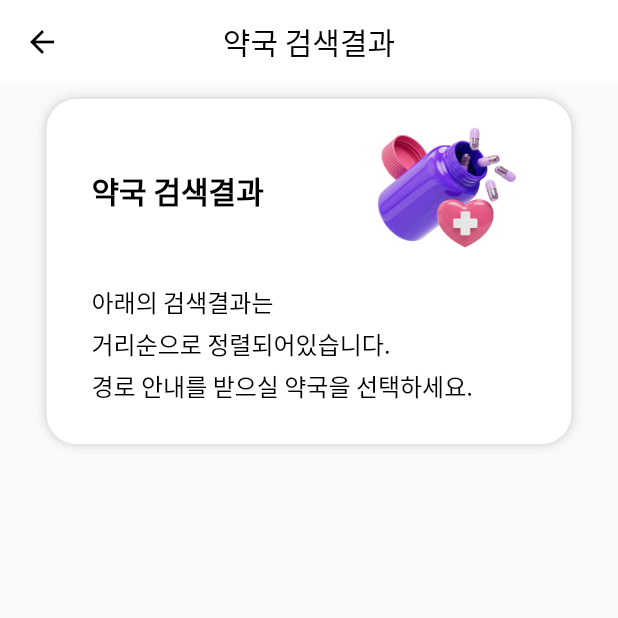
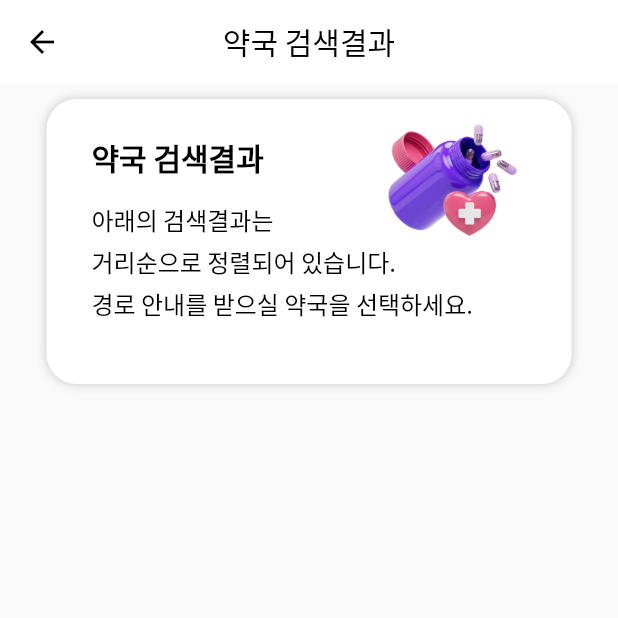
Before and after one commit to GDSC-SWU/2023-Medisight-SolutionChallenge, a Flutter app: the MapScreen screen opened directly, on a phone screen of 412 x 824 dp, the top half of it. Run offline on Flutter 3.47's test engine with Material 2 defaults, Android fonts, the phone set to English and light mode, and no system bars; our stand-ins replace assets_audio_player, camera, cloud_firestore, firebase_auth, firebase_core, flutter_tts and 7 more; missing offline and left inert: android_alarm_manager_plus, flutter_beep, flutter_qr_bar_scanner, flutter_ringtone_player, flutter_vibrate, google_mlkit_barcode_scanning; accounts and stored records are empty; statements that could not run were skipped.

Commit message:
MDS-113 fix: Change map screen asset to absolute position

```diff
--- a/medisight/lib/screen/map_screen.dart
+++ b/medisight/lib/screen/map_screen.dart
@@ -143,15 +143,14 @@ class _MapScreenState extends State<MapScreen> {
                 padding: const EdgeInsets.only(
                     left: 30, top: 0, right: 16, bottom: 20),
                 width: 350,
-                height: 230,
-                child: Column(
+                height: 190,
+                child: Stack(
                   // mainAxisAlignment: MainAxisAlignment.center,
+                  children: [
+                    Column(
                         crossAxisAlignment: CrossAxisAlignment.start,
                         children: [
-                    Row(
-                      crossAxisAlignment: CrossAxisAlignment.center,
-                      mainAxisAlignment: MainAxisAlignment.spaceBetween,
-                      children: [
+                          const SizedBox(height: 20),
                           Text(
                             '약국 검색결과',
                             style: TextStyle(
@@ -162,18 +161,22 @@ class _MapScreenState extends State<MapScreen> {
                                 fontSize: 20,
                                 height: 1.75),
                           ),
-                        Image.asset('assets/images/img_pharmacy.png',
-                            width: 140, height: 120),
-                      ],
-                    ),
+                          const SizedBox(height: 10),
                           Text(
-                      '아래의 검색결과는\n거리순으로 정렬되어있습니다.\n경로 안내를 받으실 약국을 선택하세요.',
+                            '아래의 검색결과는\n거리순으로 정렬되어 있습니다.\n경로 안내를 받으실 약국을 선택하세요.',
                             style: TextStyle(
                                 color: themeMode == ThemeMode.light
                                     ? Colors.black
                                     : Colors.white,
                                 fontSize: 16,
                                 height: 1.75),
+                          ),
+                        ]),
+                    Positioned(
+                      right: 1.0,
+                      top: 5.0,
+                      child: Image.asset('assets/images/img_pharmacy.png',
+                          width: 130, height: 100),
                     ),
                   ],
                 ),
```
Lines whose indentation alone changed are shown as unchanged.
